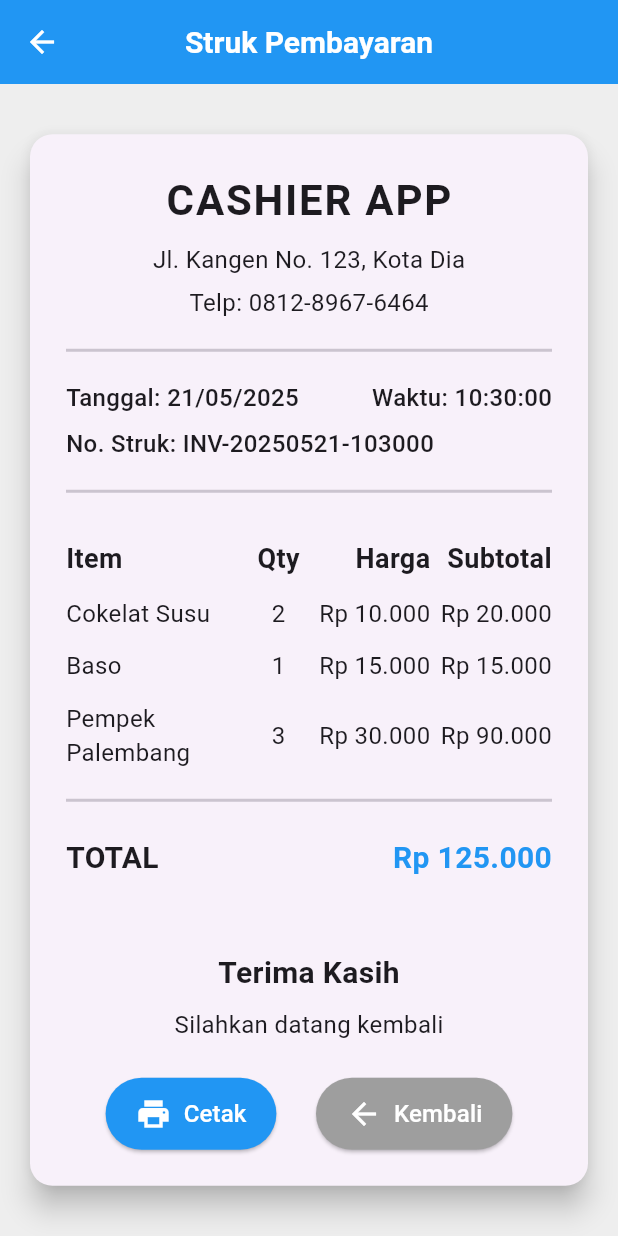
After one commit to yogikautsa112/cashier-app-flutter, a Flutter app: the ReceiptPage screen opened directly, on a phone screen of 412 x 824 dp. The commit adds this screen. Run offline on Flutter 3.47's test engine with Material 3 defaults, Android fonts, the phone set to English and light mode, and no system bars.

Commit message:
first commit

```diff
--- a/lib/cashier_page.dart
+++ b/lib/cashier_page.dart
@@ -1,4 +1,5 @@
 import 'package:flutter/material.dart';
+import 'receipt_page.dart';
 
 class CashierPage extends StatefulWidget {
   const CashierPage({super.key});
@@ -246,7 +247,16 @@ class _CashierPageState extends State<CashierPage> {
             ],
           ),
           ElevatedButton(
-            onPressed: _totalItem > 0 ? () {} : null,
+            onPressed: _totalItem > 0
+                ? () {
+                    Navigator.push(
+                      context,
+                      MaterialPageRoute(
+                        builder: (context) => const ReceiptPage(),
+                      ),
+                    );
+                  }
+                : null,
             style: ElevatedButton.styleFrom(
               padding: const EdgeInsets.symmetric(horizontal: 32, vertical: 16),
               backgroundColor: Colors.blue,
--- a/lib/main.dart
+++ b/lib/main.dart
@@ -12,6 +12,7 @@ class MyApp extends StatelessWidget {
   @override
   Widget build(BuildContext context) {
     return MaterialApp(
+      debugShowCheckedModeBanner: false, // Menambahkan baris ini untuk menghilangkan debug banner
       title: 'Flutter Demo',
       theme: ThemeData(
         colorScheme: ColorScheme.fromSeed(seedColor: Colors.deepPurple),
--- /dev/null
+++ b/lib/receipt_page.dart
@@ -0,0 +1,305 @@
+import 'package:flutter/material.dart';
+import 'package:intl/intl.dart';
+
+class ReceiptPage extends StatelessWidget {
+  const ReceiptPage({Key? key}) : super(key: key);
+
+  @override
+  Widget build(BuildContext context) {
+    final List<Map<String, dynamic>> dummyItems = [
+      {
+        'name': 'Cokelat Susu',
+        'price': 10000,
+        'quantity': 2,
+      },
+      {
+        'name': 'Baso',
+        'price': 15000,
+        'quantity': 1,
+      },
+      {
+        'name': 'Pempek Palembang',
+        'price': 30000,
+        'quantity': 3,
+      },
+    ];
+
+    final int totalHarga = dummyItems.fold(0, (sum, item) => sum + (item['price'] * item['quantity'] as int));
+    final DateTime dateTime = DateTime.now();
+
+    return Scaffold(
+      appBar: AppBar(
+        title: const Text('Struk Pembayaran', style: TextStyle(fontSize: 20, fontWeight: FontWeight.bold)),
+        centerTitle: true,
+        backgroundColor: Colors.blue,
+        foregroundColor: Colors.white,
+        elevation: 0,
+      ),
+      backgroundColor: Colors.grey[200], // Latar belakang lebih terang
+      body: Center(
+        child: ConstrainedBox(
+          constraints: const BoxConstraints(maxWidth: 450), // Sedikit lebih kecil untuk keterbacaan
+          child: Card(
+            margin: const EdgeInsets.all(20),
+            elevation: 8, // Bayangan lebih jelas
+            shape: RoundedRectangleBorder(
+              borderRadius: BorderRadius.circular(15),
+            ),
+            child: SingleChildScrollView(
+              padding: const EdgeInsets.all(24), // Padding lebih besar
+              child: Column(
+                children: [
+                  _buildReceiptHeader(dateTime),
+                  const SizedBox(height: 24),
+                  _buildItemsList(dummyItems),
+                  const Divider(thickness: 2), // Garis pemisah lebih tebal
+                  _buildTotalSection(totalHarga),
+                  const SizedBox(height: 32),
+                  _buildThankYouSection(),
+                  const SizedBox(height: 24),
+                  _buildActionButtons(context),
+                ],
+              ),
+            ),
+          ),
+        ),
+      ),
+    );
+  }
+
+  Widget _buildReceiptHeader(dateTime) {
+    return Column(
+      children: [
+        const Text(
+          'CASHIER APP',
+          style: TextStyle(
+            fontSize: 28, // Ukuran font lebih besar
+            fontWeight: FontWeight.bold,
+            letterSpacing: 1.2, // Jarak antar huruf
+          ),
+        ),
+        const SizedBox(height: 8),
+        const Text(
+          'Jl. Kangen No. 123, Kota Dia',
+          style: TextStyle(fontSize: 16), // Ukuran font lebih besar
+        ),
+        const SizedBox(height: 6),
+        const Text(
+          'Telp: 0812-8967-6464',
+          style: TextStyle(fontSize: 16), // Ukuran font lebih besar
+        ),
+        const SizedBox(height: 12),
+        const Divider(thickness: 2), // Garis pemisah lebih tebal
+        const SizedBox(height: 12),
+        Row(
+          mainAxisAlignment: MainAxisAlignment.spaceBetween,
+          children: [
+            Text(
+              'Tanggal: ${DateFormat('dd/MM/yyyy').format(dateTime)}',
+              style: const TextStyle(fontSize: 16, fontWeight: FontWeight.w500), // Lebih tebal
+            ),
+            Text(
+              'Waktu: ${DateFormat('HH:mm:ss').format(dateTime)}',
+              style: const TextStyle(fontSize: 16, fontWeight: FontWeight.w500), // Lebih tebal
+            ),
+          ],
+        ),
+        const SizedBox(height: 8),
+        Row(
+          children: [
+            const Text(
+              'No. Struk: ',
+              style: TextStyle(fontSize: 16, fontWeight: FontWeight.w500), // Lebih tebal
+            ),
+            Text(
+              'INV-${DateFormat('yyyyMMdd-HHmmss').format(dateTime)}',
+              style: const TextStyle(fontSize: 16, fontWeight: FontWeight.w500), // Lebih tebal
+            ),
+          ],
+        ),
+        const SizedBox(height: 12),
+        const Divider(thickness: 2), // Garis pemisah lebih tebal
+      ],
+    );
+  }
+
+  Widget _buildItemsList(List<Map<String, dynamic>> purchasedItems) {
+    return Column(
+      children: [
+        Row(
+          children: const [
+            Expanded(
+              flex: 3,
+              child: Text(
+                'Item',
+                style: TextStyle(fontWeight: FontWeight.bold, fontSize: 18), // Lebih besar
+              ),
+            ),
+            Expanded(
+              flex: 1,
+              child: Text(
+                'Qty',
+                style: TextStyle(fontWeight: FontWeight.bold, fontSize: 18), // Lebih besar
+                textAlign: TextAlign.center,
+              ),
+            ),
+            Expanded(
+              flex: 2,
+              child: Text(
+                'Harga',
+                style: TextStyle(fontWeight: FontWeight.bold, fontSize: 18), // Lebih besar
+                textAlign: TextAlign.right,
+              ),
+            ),
+            Expanded(
+              flex: 2,
+              child: Text(
+                'Subtotal',
+                style: TextStyle(fontWeight: FontWeight.bold, fontSize: 18), // Lebih besar
+                textAlign: TextAlign.right,
+              ),
+            ),
+          ],
+        ),
+        const SizedBox(height: 12),
+        ListView.builder(
+          shrinkWrap: true,
+          physics: const NeverScrollableScrollPhysics(),
+          itemCount: purchasedItems.length,
+          itemBuilder: (context, index) {
+            final item = purchasedItems[index];
+            final quantity = item['quantity'] as int;
+            final price = item['price'] as int;
+            final subtotal = quantity * price;
+
+            return Padding(
+              padding: const EdgeInsets.only(bottom: 12), // Jarak antar item lebih besar
+              child: Row(
+                children: [
+                  Expanded(
+                    flex: 3,
+                    child: Text(
+                      item['name'],
+                      style: const TextStyle(fontSize: 16), // Lebih besar
+                    ),
+                  ),
+                  Expanded(
+                    flex: 1,
+                    child: Text(
+                      quantity.toString(),
+                      style: const TextStyle(fontSize: 16), // Lebih besar
+                      textAlign: TextAlign.center,
+                    ),
+                  ),
+                  Expanded(
+                    flex: 2,
+                    child: Text(
+                      _formatCurrency(price),
+                      style: const TextStyle(fontSize: 16), // Lebih besar
+                      textAlign: TextAlign.right,
+                    ),
+                  ),
+                  Expanded(
+                    flex: 2,
+                    child: Text(
+                      _formatCurrency(subtotal),
+                      style: const TextStyle(fontSize: 16), // Lebih besar
+                      textAlign: TextAlign.right,
+                    ),
+                  ),
+                ],
+              ),
+            );
+          },
+        ),
+      ],
+    );
+  }
+
+  Widget _buildTotalSection(totalHarga) {
+    return Padding(
+      padding: const EdgeInsets.symmetric(vertical: 16), // Padding lebih besar
+      child: Row(
+        mainAxisAlignment: MainAxisAlignment.spaceBetween,
+        children: [
+          const Text(
+            'TOTAL',
+            style: TextStyle(
+              fontWeight: FontWeight.bold,
+              fontSize: 20, // Lebih besar
+            ),
+          ),
+          Text(
+            _formatCurrency(totalHarga),
+            style: const TextStyle(
+              fontWeight: FontWeight.bold,
+              fontSize: 20, // Lebih besar
+              color: Colors.blue, // Warna untuk menekankan
+            ),
+          ),
+        ],
+      ),
+    );
+  }
+
+  Widget _buildThankYouSection() {
+    return Column(
+      children: const [
+        Text(
+          'Terima Kasih',
+          style: TextStyle(
+            fontWeight: FontWeight.bold,
+            fontSize: 20, // Lebih besar
+          ),
+        ),
+        SizedBox(height: 8),
+        Text(
+          'Silahkan datang kembali',
+          style: TextStyle(fontSize: 16), // Lebih besar
+        ),
+      ],
+    );
+  }
+
+  Widget _buildActionButtons(BuildContext context) {
+    return Row(
+      mainAxisAlignment: MainAxisAlignment.spaceEvenly,
+      children: [
+        ElevatedButton.icon(
+          onPressed: () {
+            // Implementasi cetak struk
+            ScaffoldMessenger.of(context).showSnackBar(
+              const SnackBar(content: Text('Fitur cetak belum tersedia')),
+            );
+          },
+          icon: const Icon(Icons.print, size: 24), // Ikon lebih besar
+          label: const Text('Cetak', style: TextStyle(fontSize: 16)), // Teks lebih besar
+          style: ElevatedButton.styleFrom(
+            backgroundColor: Colors.blue,
+            foregroundColor: Colors.white,
+            padding: const EdgeInsets.symmetric(horizontal: 20, vertical: 12), // Padding lebih besar
+          ),
+        ),
+        ElevatedButton.icon(
+          onPressed: () {
+            Navigator.pop(context);
+          },
+          icon: const Icon(Icons.arrow_back, size: 24), // Ikon lebih besar
+          label: const Text('Kembali', style: TextStyle(fontSize: 16)), // Teks lebih besar
+          style: ElevatedButton.styleFrom(
+            backgroundColor: Colors.grey,
+            foregroundColor: Colors.white,
+            padding: const EdgeInsets.symmetric(horizontal: 20, vertical: 12), // Padding lebih besar
+          ),
+        ),
+      ],
+    );
+  }
+
+  String _formatCurrency(int value) {
+    return 'Rp ${value.toString().replaceAllMapped(
+          RegExp(r'(\d{1,3})(?=(\d{3})+(?!\d))'),
+          (Match m) => '${m[1]}.',
+        )}';
+  }
+}
--- a/pubspec.yaml
+++ b/pubspec.yaml
@@ -38,7 +38,7 @@ dependencies:
 dev_dependencies:
   flutter_test:
     sdk: flutter
-
+  intl: ^0.18.1
   # The "flutter_lints" package below contains a set of recommended lints to
   # encourage good coding practices. The lint set provided by the package is
   # activated in the `analysis_options.yaml` file located at the root of your
```
Also changed, not shown: pubspec.lock.
